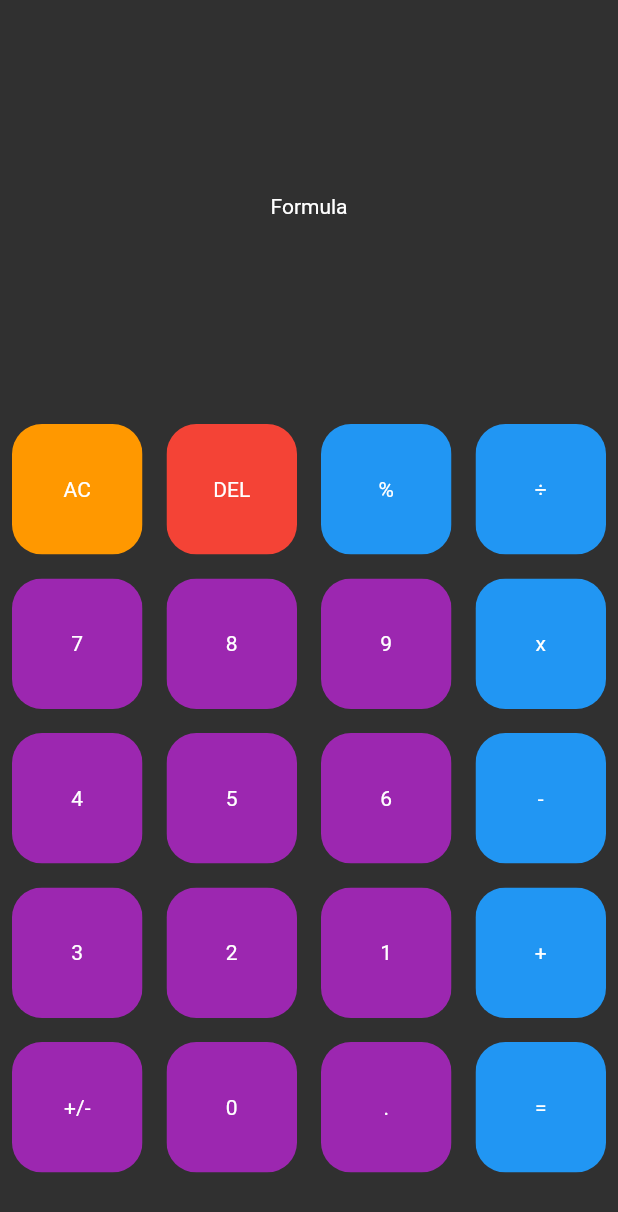
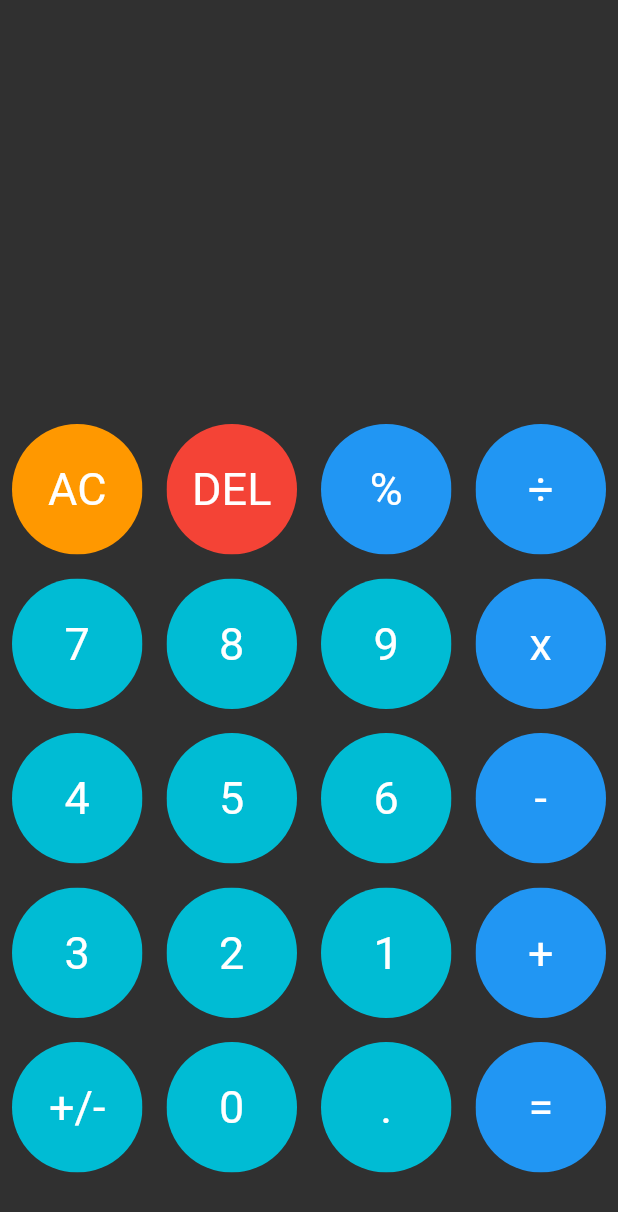
Before and after one commit to ronnyno88/calculadora, a Flutter app: the screen it shows after launch, on a phone screen of 412 x 824 dp. Shown: the top 1212 px of the screen. Run offline on Flutter 3.47's test engine with Material 2 defaults, Android fonts, the phone set to English and light mode, and no system bars; our stand-ins replace flutter_mobx, math_expressions, mobx; generated files the repository leaves out were written again.

Commit message:
calculadora versão 1.0

```diff
--- a/lib/button.dart
+++ b/lib/button.dart
@@ -15,7 +15,7 @@ class Button extends StatelessWidget {
   }
 
   Button.purple({this.label, this.onTap}) {
-    bgColor = Colors.purple;
+    bgColor = Colors.cyan;
   }
 
   Button.blue({this.label, this.onTap}) {
@@ -24,16 +24,19 @@ class Button extends StatelessWidget {
 
   @override
   Widget build(BuildContext context) {
-    return Padding(
+    return GestureDetector(
+    onTap: onTap,
+      child: Padding(
           padding: const EdgeInsets.all(8.0),
           child: ClipRRect(
-        borderRadius: BorderRadius.circular(20),
+            borderRadius: BorderRadius.circular(50),
             child: Container(
               color: bgColor,
               child: Center(
                 child: Text(
                   label!,
-              style: TextStyle(color: textColor),
+                  style: TextStyle(color: textColor, fontSize: 30),
+                ),
               ),
             ),
           ),
--- a/lib/generatorButton.dart
+++ b/lib/generatorButton.dart
@@ -1,84 +1,32 @@
+import 'package:calculadora/global.dart';
+
 import 'button.dart';
 
 var calculadoraGrid = [
   Button.orange(
     label: "AC",
-        onTap: () {},
+    onTap: () => calculadora.limpar(),
   ),
-      Button.red(
-        label: "DEL",
-        onTap: () {},
-      ),
-      Button.blue(
-        label: "%",
-        onTap: () {},
-      ),
-      Button.blue(
-        label: "÷",
-        onTap: () {},
-      ),
-      Button.purple(
-        label: "7",
-        onTap: () {},
-      ),
-      Button.purple(
-        label: "8",
-        onTap: () {},
-      ),
-      Button.purple(
-        label: "9",
-        onTap: () {},
-      ),
-      Button.blue(
-        label: "x",
-        onTap: () {},
-      ),
-      Button.purple(
-        label: "4",
-        onTap: () {},
-      ),
-      Button.purple(
-        label: "5",
-        onTap: () {},
-      ),
-      Button.purple(
-        label: "6",
-        onTap: () {},
-      ),
-      Button.blue(
-        label: "-",
-        onTap: () {},
-      ),
-      Button.purple(
-        label: "3",
-        onTap: () {},
-      ),
-      Button.purple(
-        label: "2",
-        onTap: () {},
-      ),
-      Button.purple(
-        label: "1",
-        onTap: () {},
-      ),
-      Button.blue(
-        label: "+",
-        onTap: () {},
-      ),
+  Button.red(label: "DEL", onTap: () => calculadora.deletar()),
+  Button.blue(label: "%", onTap: () => calculadora.adicionar('%')),
+  Button.blue(label: "÷", onTap: () => calculadora.adicionar('/')),
+  Button.purple(label: "7", onTap: () => calculadora.adicionar('7')),
+  Button.purple(label: "8", onTap: () => calculadora.adicionar('8')),
+  Button.purple(label: "9", onTap: () => calculadora.adicionar('9')),
+  Button.blue(label: "x", onTap: () => calculadora.adicionar('*')),
+  Button.purple(label: "4", onTap: () => calculadora.adicionar('4')),
+  Button.purple(label: "5", onTap: () => calculadora.adicionar('5')),
+  Button.purple(label: "6", onTap: () => calculadora.adicionar('6')),
+  Button.blue(label: "-", onTap: () => calculadora.adicionar('-')),
+  Button.purple(label: "3", onTap: () => calculadora.adicionar('3')),
+  Button.purple(label: "2", onTap: () => calculadora.adicionar('2')),
+  Button.purple(label: "1", onTap: () => calculadora.adicionar('1')),
+  Button.blue(label: "+", onTap: () => calculadora.adicionar('+')),
   Button.purple(
     label: "+/-",
     onTap: () {},
   ),
-      Button.purple(
-        label: "0",
-        onTap: () {},
-      ),
-      Button.purple(
-        label: ".",
-        onTap: () {},
-      ),
-      Button.blue(
-        label: "=",
-        onTap: () {},
-      ),
+  Button.purple(label: "0", onTap: () => calculadora.adicionar('0')),
+  Button.purple(label: ".", onTap: () => calculadora.adicionar('.')),
+  Button.blue(label: "=", onTap: () => calculadora.calcular()),
 ];
--- /dev/null
+++ b/lib/global.dart
@@ -0,0 +1,3 @@
+import 'package:calculadora/calculadora-state.dart';
+
+final calculadora = CalculadoraState();
--- a/lib/main.dart
+++ b/lib/main.dart
@@ -1,4 +1,6 @@
+import 'package:calculadora/global.dart';
 import 'package:flutter/material.dart';
+import 'package:flutter_mobx/flutter_mobx.dart';
 
 import 'button.dart';
 import 'generatorButton.dart';
@@ -14,6 +16,7 @@ class MyApp extends StatelessWidget {
   @override
   Widget build(BuildContext context) {
     return MaterialApp(
+      debugShowCheckedModeBanner: false,
       title: 'Calculadora',
       theme: ThemeData.dark(),
       home: const MyHomePage(title: 'Flutter Demo Home Page'),
@@ -25,7 +28,6 @@ class MyHomePage extends StatefulWidget {
   const MyHomePage({Key? key, required this.title}) : super(key: key);
 
   final String title;
-
   @override
   State<MyHomePage> createState() => _MyHomePageState();
 }
@@ -33,16 +35,32 @@ class MyHomePage extends StatefulWidget {
 class _MyHomePageState extends State<MyHomePage> {
   @override
   Widget build(BuildContext context) {
-
     return Scaffold(
       body: Column(
         mainAxisAlignment: MainAxisAlignment.center,
         children: <Widget>[
           Expanded(
-              child: Container(
-                  child: Center(
-            child: Text("Formula"),
-          ))),
+            child: Observer(
+              builder: (_) => Container(
+                child: Column(
+                    mainAxisAlignment: MainAxisAlignment.spaceEvenly,
+                    children: [
+                      Container(
+                        padding: EdgeInsets.all(25),
+                        alignment: Alignment.centerLeft,
+                        child: Text(calculadora.entrada,
+                            style: TextStyle(fontSize: 20)),
+                      ),
+                      Container(
+                        padding: EdgeInsets.all(25),
+                        alignment: Alignment.centerRight,
+                        child: Text(calculadora.calculo,
+                            style: TextStyle(fontSize: 50)),
+                      ),
+                    ]),
+              ),
+            ),
+          ),
           Expanded(
             flex: 2,
             child: GridView.builder(
--- a/pubspec.yaml
+++ b/pubspec.yaml
@@ -34,6 +34,9 @@ dependencies:
   # The following adds the Cupertino Icons font to your application.
   # Use with the CupertinoIcons class for iOS style icons.
   cupertino_icons: ^1.0.2
+  mobx: ^2.0.5
+  flutter_mobx: ^2.0.2
+  math_expressions: ^2.1.1
 
 dev_dependencies:
   flutter_test:
@@ -45,6 +48,8 @@ dev_dependencies:
   # package. See that file for information about deactivating specific lint
   # rules and activating additional ones.
   flutter_lints: ^1.0.0
+  build_runner: ^2.1.5
+  mobx_codegen: ^2.0.4
 
 # For information on the generic Dart part of this file, see the
 # following page: https://dart.dev/tools/pub/pubspec
```
Also changed, not shown: lib/calculadora-state.dart (added, +42 -0 lines), lib/calculadora-state.g.dart (added), pubspec.lock. Lines whose indentation alone changed are shown as unchanged.
